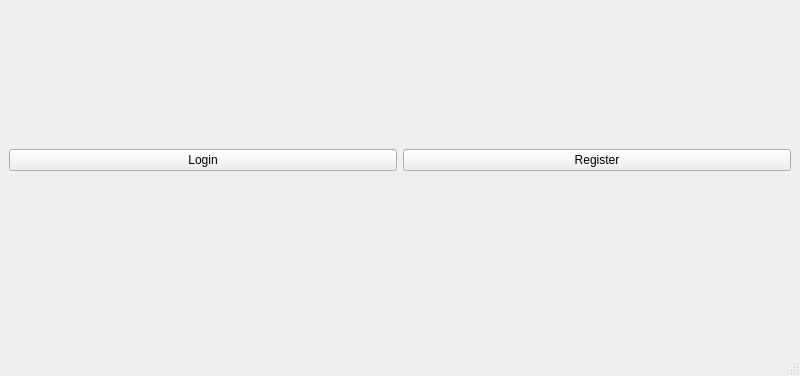
Above: mainwindow.ui from BelchieBen/BenjaminBelcherAssessment before the change; both pictures show x 0 to 800 and y 224 to 600 of the 800 by 600 pixel window. Below: the same form after it.
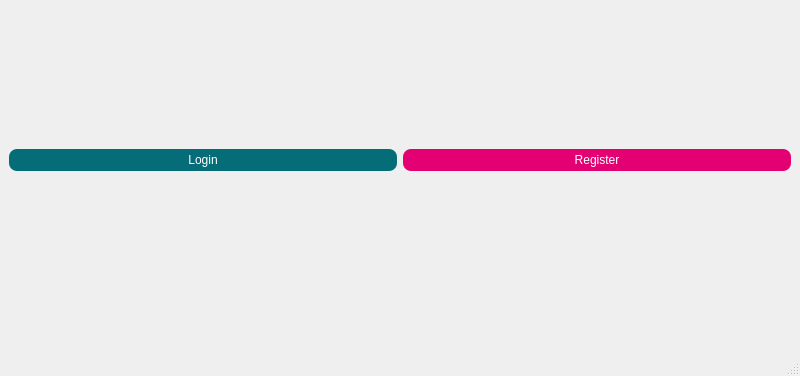
That is the form after the change.

Patch:
```diff
--- a/mainwindow.ui
+++ b/mainwindow.ui
@@ -17,6 +17,15 @@
    <layout class="QGridLayout" name="gridLayout">
     <item row="1" column="0">
      <widget class="QPushButton" name="LoginBtn">
+      <property name="styleSheet">
+       <string notr="true">background-color: rgb(5, 109, 120);
+color: rgb(255, 255, 255);
+border-radius:8px;
+padding-top:4px;
+padding-bottom:4px;
+padding-left:25px;
+padding-right:25px;</string>
+      </property>
       <property name="text">
        <string>Login</string>
       </property>
@@ -24,6 +33,15 @@
     </item>
     <item row="1" column="1">
      <widget class="QPushButton" name="RegisterBtn">
+      <property name="styleSheet">
+       <string notr="true">background-color: rgb(227, 0, 114);
+color: rgb(255, 255, 255);
+border-radius:8px;
+padding-top:4px;
+padding-bottom:4px;
+padding-left:25px;
+padding-right:25px;</string>
+      </property>
       <property name="text">
        <string>Register</string>
       </property>
```
